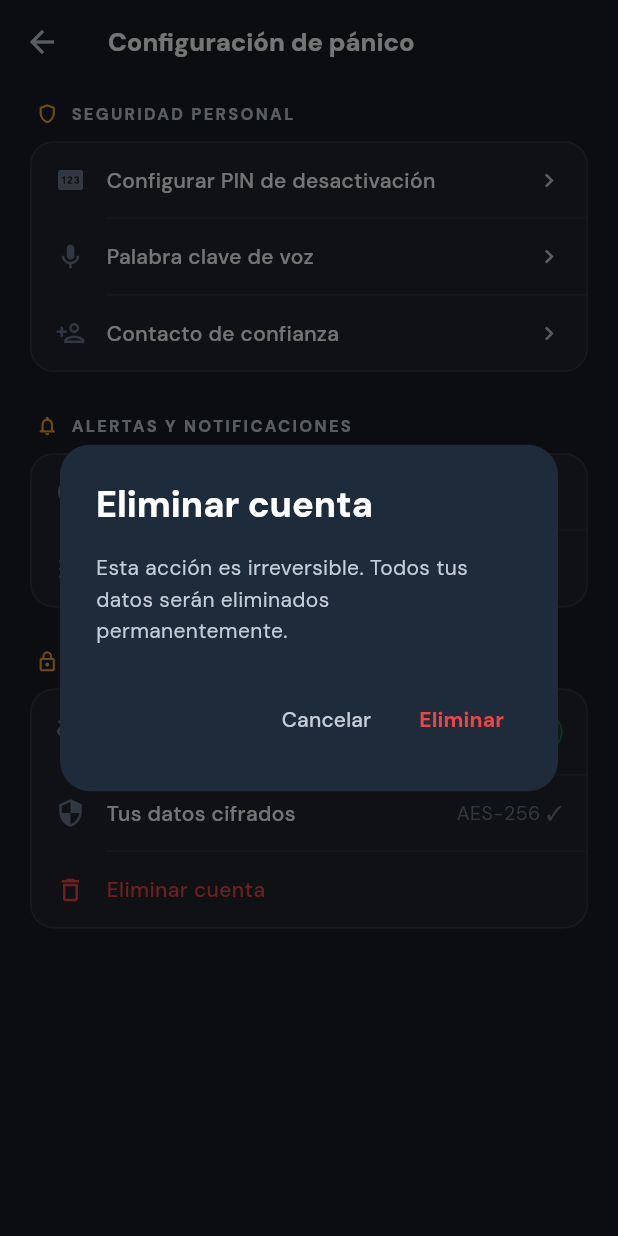
After one commit to Flavio-Ore/alerta-ya, a Flutter app: the PanicSettingsPage screen opened by its route, after a tap on "Eliminar cuenta", on a phone screen of 412 x 824 dp. The commit adds this screen. Run offline on Flutter 3.47's test engine with Material 3 defaults, Android fonts, the phone set to English and light mode, and no system bars; our stand-ins replace connectivity_plus, dartz, dio, firebase_auth, firebase_core, flutter_bloc and 15 more; missing offline and left inert: encrypt, record; accounts and stored records are empty.

Commit message:
chore: add PanicSettingsPage stub with coming soon actions

```diff
--- a/mobile/lib/app/router/app_router.dart
+++ b/mobile/lib/app/router/app_router.dart
@@ -10,6 +10,7 @@ import 'package:alertaya/features/auth/presentation/pages/splash_page.dart';
 import 'package:alertaya/features/incidents/presentation/pages/incident_detail_page.dart';
 import 'package:alertaya/features/map/presentation/pages/map_page.dart';
 import 'package:alertaya/features/panic/presentation/pages/panic_page.dart';
+import 'package:alertaya/features/panic/presentation/pages/panic_settings_page.dart';
 import 'package:alertaya/features/route/presentation/pages/route_comparator_page.dart';
 import 'package:alertaya/features/profile/presentation/pages/profile_page.dart';
 import 'package:alertaya/features/report/presentation/pages/dynamic_form_page.dart';
@@ -42,6 +43,12 @@ GoRouter createRouter(AuthBloc authBloc, GoRouterRefreshStream refreshStream) {
       GoRoute(
         path: '/panic',
         builder: (context, state) => const PanicPage(),
+        routes: [
+          GoRoute(
+            path: 'settings',
+            builder: (context, state) => const PanicSettingsPage(),
+          ),
+        ],
       ),
 
       // Flujo de reporte — modal flow iniciado desde el FAB en /map
--- a/mobile/lib/features/panic/presentation/pages/panic_page.dart
+++ b/mobile/lib/features/panic/presentation/pages/panic_page.dart
@@ -184,6 +184,7 @@ class _PanicPageState extends State<PanicPage> {
           return _IdleView(
             onPanicTap: _showPinSetupSheet,
             onBack: () => context.go('/map'),
+            onSettings: () => context.push('/panic/settings'),
           );
         },
       ),
@@ -194,9 +195,14 @@ class _PanicPageState extends State<PanicPage> {
 // ─── S09: Idle ────────────────────────────────────────────────────────────────
 
 class _IdleView extends StatelessWidget {
-  const _IdleView({required this.onPanicTap, required this.onBack});
+  const _IdleView({
+    required this.onPanicTap,
+    required this.onBack,
+    required this.onSettings,
+  });
   final VoidCallback onPanicTap;
   final VoidCallback onBack;
+  final VoidCallback onSettings;
 
   @override
   Widget build(BuildContext context) {
@@ -279,6 +285,15 @@ class _IdleView extends StatelessWidget {
                 onPressed: onBack,
               ),
             ),
+            Positioned(
+              top: 4,
+              right: 4,
+              child: IconButton(
+                icon: const Icon(Icons.settings_outlined,
+                    color: AppColors.textSecondary),
+                onPressed: onSettings,
+              ),
+            ),
           ],
         ),
       ),
@@ -313,7 +328,7 @@ class _ActiveView extends StatelessWidget {
     final locked = state.isPinLocked;
     final attempts = state.failedPinAttempts;
     final block = state.session.currentBlock;
-    final maxBlocks =
+    const maxBlocks =
         AppConstants.panicMaxRecordingMinutes ~/ AppConstants.panicBlockMinutes;
 
     return Scaffold(
--- /dev/null
+++ b/mobile/lib/features/panic/presentation/pages/panic_settings_page.dart
@@ -0,0 +1,325 @@
+import 'package:flutter/material.dart';
+import 'package:go_router/go_router.dart';
+
+import 'package:alertaya/core/constants/app_colors.dart';
+
+class PanicSettingsPage extends StatelessWidget {
+  const PanicSettingsPage({super.key});
+
+  @override
+  Widget build(BuildContext context) {
+    return Scaffold(
+      backgroundColor: AppColors.bgDark,
+      appBar: AppBar(
+        backgroundColor: AppColors.bgDark,
+        elevation: 0,
+        scrolledUnderElevation: 0,
+        leading: IconButton(
+          icon: const Icon(Icons.arrow_back, color: AppColors.textMuted),
+          onPressed: () => context.pop(),
+        ),
+        title: const Text(
+          'Configuración de pánico',
+          style: TextStyle(
+            color: Colors.white,
+            fontSize: 17,
+            fontWeight: FontWeight.w600,
+          ),
+        ),
+      ),
+      body: ListView(
+        padding: const EdgeInsets.fromLTRB(20, 12, 20, 40),
+        children: [
+          // ── Seguridad Personal ───────────────────────────────────────────────
+          const _SectionHeader(
+            icon: Icons.shield_outlined,
+            label: 'Seguridad Personal',
+          ),
+          _SettingsGroup(
+            children: [
+              _SettingsItem(
+                icon: Icons.pin,
+                label: 'Configurar PIN de desactivación',
+                onTap: () => _showComingSoon(context),
+              ),
+              _SettingsItem(
+                icon: Icons.mic_outlined,
+                label: 'Palabra clave de voz',
+                onTap: () => _showComingSoon(context),
+              ),
+              _SettingsItem(
+                icon: Icons.person_add_outlined,
+                label: 'Contacto de confianza',
+                onTap: () => _showComingSoon(context),
+              ),
+            ],
+          ),
+
+          const SizedBox(height: 28),
+
+          // ── Alertas y Notificaciones ─────────────────────────────────────────
+          const _SectionHeader(
+            icon: Icons.notifications_outlined,
+            label: 'Alertas y Notificaciones',
+          ),
+          _SettingsGroup(
+            children: [
+              _SettingsItem(
+                icon: Icons.radar,
+                label: 'Radio de alerta',
+                value: '500 m',
+                onTap: () => _showComingSoon(context),
+              ),
+              _SettingsItem(
+                icon: Icons.tune,
+                label: 'Preferencias de notificación',
+                onTap: () => _showComingSoon(context),
+              ),
+            ],
+          ),
+
+          const SizedBox(height: 28),
+
+          // ── Privacidad ───────────────────────────────────────────────────────
+          const _SectionHeader(
+            icon: Icons.lock_outline,
+            label: 'Privacidad',
+          ),
+          _SettingsGroup(
+            children: [
+              const _SettingsItem(
+                icon: Icons.visibility_off_outlined,
+                label: 'Anónimo',
+                badge: 'Siempre activo',
+              ),
+              const _SettingsItem(
+                icon: Icons.security_outlined,
+                label: 'Tus datos cifrados',
+                value: 'AES-256 ✓',
+              ),
+              _SettingsItem(
+                icon: Icons.delete_outline,
+                label: 'Eliminar cuenta',
+                isDestructive: true,
+                onTap: () => _confirmDelete(context),
+              ),
+            ],
+          ),
+        ],
+      ),
+    );
+  }
+
+  static void _showComingSoon(BuildContext context) {
+    ScaffoldMessenger.of(context).showSnackBar(
+      const SnackBar(
+        content: Text('Próximamente disponible'),
+        backgroundColor: AppColors.primary,
+        behavior: SnackBarBehavior.floating,
+      ),
+    );
+  }
+
+  static Future<void> _confirmDelete(BuildContext context) async {
+    final confirmed = await showDialog<bool>(
+      context: context,
+      builder: (ctx) => AlertDialog(
+        backgroundColor: const Color(0xFF1E2B3B),
+        shape: RoundedRectangleBorder(borderRadius: BorderRadius.circular(20)),
+        title: const Text(
+          'Eliminar cuenta',
+          style: TextStyle(color: Colors.white, fontWeight: FontWeight.w700),
+        ),
+        content: const Text(
+          'Esta acción es irreversible. Todos tus datos serán eliminados permanentemente.',
+          style: TextStyle(color: AppColors.textMuted, height: 1.5),
+        ),
+        actions: [
+          TextButton(
+            onPressed: () => Navigator.of(ctx).pop(false),
+            child: const Text(
+              'Cancelar',
+              style: TextStyle(color: AppColors.textMuted),
+            ),
+          ),
+          TextButton(
+            onPressed: () => Navigator.of(ctx).pop(true),
+            style: TextButton.styleFrom(
+              foregroundColor: AppColors.severityCritical,
+            ),
+            child: const Text(
+              'Eliminar',
+              style: TextStyle(fontWeight: FontWeight.w700),
+            ),
+          ),
+        ],
+      ),
+    );
+    if (confirmed != true) return;
+    if (!context.mounted) return;
+    // TODO: dispatch delete account use case
+  }
+}
+
+// ─── Section Header ───────────────────────────────────────────────────────────
+
+class _SectionHeader extends StatelessWidget {
+  const _SectionHeader({required this.icon, required this.label});
+  final IconData icon;
+  final String label;
+
+  @override
+  Widget build(BuildContext context) {
+    return Padding(
+      padding: const EdgeInsets.only(left: 4, bottom: 10),
+      child: Row(
+        children: [
+          Icon(icon, color: AppColors.accent, size: 15),
+          const SizedBox(width: 8),
+          Text(
+            label.toUpperCase(),
+            style: const TextStyle(
+              color: AppColors.textMuted,
+              fontSize: 11,
+              fontWeight: FontWeight.w700,
+              letterSpacing: 1.5,
+            ),
+          ),
+        ],
+      ),
+    );
+  }
+}
+
+// ─── Settings Group ───────────────────────────────────────────────────────────
+
+class _SettingsGroup extends StatelessWidget {
+  const _SettingsGroup({required this.children});
+  final List<Widget> children;
+
+  @override
+  Widget build(BuildContext context) {
+    return Container(
+      decoration: BoxDecoration(
+        color: Colors.white.withValues(alpha: 0.04),
+        borderRadius: BorderRadius.circular(16),
+        border: Border.all(color: Colors.white.withValues(alpha: 0.08)),
+      ),
+      child: ClipRRect(
+        borderRadius: BorderRadius.circular(16),
+        child: Column(
+          children: [
+            for (int i = 0; i < children.length; i++) ...[
+              children[i],
+              if (i < children.length - 1)
+                Divider(
+                  height: 1,
+                  thickness: 1,
+                  indent: 50,
+                  color: Colors.white.withValues(alpha: 0.06),
+                ),
+            ],
+          ],
+        ),
+      ),
+    );
+  }
+}
+
+// ─── Settings Item ────────────────────────────────────────────────────────────
+
+class _SettingsItem extends StatelessWidget {
+  const _SettingsItem({
+    required this.icon,
+    required this.label,
+    this.value,
+    this.badge,
+    this.onTap,
+    this.isDestructive = false,
+  });
+  final IconData icon;
+  final String label;
+  final String? value;
+  final String? badge;
+  final VoidCallback? onTap;
+  final bool isDestructive;
+
+  @override
+  Widget build(BuildContext context) {
+    final labelColor = isDestructive ? AppColors.severityCritical : Colors.white;
+    final iconColor =
+        isDestructive ? AppColors.severityCritical : AppColors.textSecondary;
+
+    return Material(
+      color: Colors.transparent,
+      child: InkWell(
+        onTap: onTap,
+        splashColor: Colors.white.withValues(alpha: 0.04),
+        highlightColor: Colors.white.withValues(alpha: 0.03),
+        child: Padding(
+          padding: const EdgeInsets.symmetric(horizontal: 16, vertical: 15),
+          child: Row(
+            children: [
+              Icon(icon, color: iconColor, size: 20),
+              const SizedBox(width: 14),
+              Expanded(
+                child: Text(
+                  label,
+                  style: TextStyle(
+                    color: labelColor,
+                    fontSize: 14,
+                    fontWeight: FontWeight.w500,
+                  ),
+                ),
+              ),
+              if (badge != null) _StatusBadge(label: badge!),
+              if (value != null)
+                Text(
+                  value!,
+                  style: const TextStyle(
+                    color: AppColors.textSecondary,
+                    fontSize: 13,
+                  ),
+                ),
+              if (onTap != null && !isDestructive) ...[
+                const SizedBox(width: 4),
+                const Icon(
+                  Icons.chevron_right,
+                  color: AppColors.textMuted,
+                  size: 18,
+                ),
+              ],
+            ],
+          ),
+        ),
+      ),
+    );
+  }
+}
+
+// ─── Status Badge ─────────────────────────────────────────────────────────────
+
+class _StatusBadge extends StatelessWidget {
+  const _StatusBadge({required this.label});
+  final String label;
+
+  @override
+  Widget build(BuildContext context) {
+    return Container(
+      padding: const EdgeInsets.symmetric(horizontal: 10, vertical: 4),
+      decoration: BoxDecoration(
+        color: AppColors.severityLow.withValues(alpha: 0.15),
+        borderRadius: BorderRadius.circular(100),
+        border: Border.all(color: AppColors.severityLow.withValues(alpha: 0.4)),
+      ),
+      child: Text(
+        label,
+        style: const TextStyle(
+          color: AppColors.severityLow,
+          fontSize: 11,
+          fontWeight: FontWeight.w600,
+        ),
+      ),
+    );
+  }
+}
```
